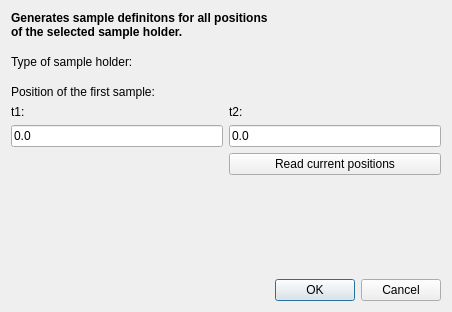
Before: the Qt Designer form nicos_mlz/kws1/gui/sampleconf_gen.ui in mlz-ictrl/nicos, drawn with Qt 5.
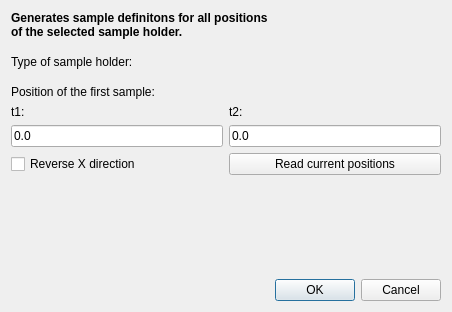
After: the same form once the commit is applied.

Commit message: KWS: add option for sample pos generator to start at far end

What changed in the file:
```diff
--- a/nicos_mlz/kws1/gui/sampleconf_gen.ui
+++ b/nicos_mlz/kws1/gui/sampleconf_gen.ui
@@ -140,6 +140,13 @@
         </property>
        </widget>
       </item>
+      <item row="10" column="0">
+       <widget class="QCheckBox" name="ax1RevBox">
+        <property name="text">
+         <string>Reverse X direction</string>
+        </property>
+       </widget>
+      </item>
      </layout>
     </widget>
    </item>
```
The commit also changes 1 other file.
